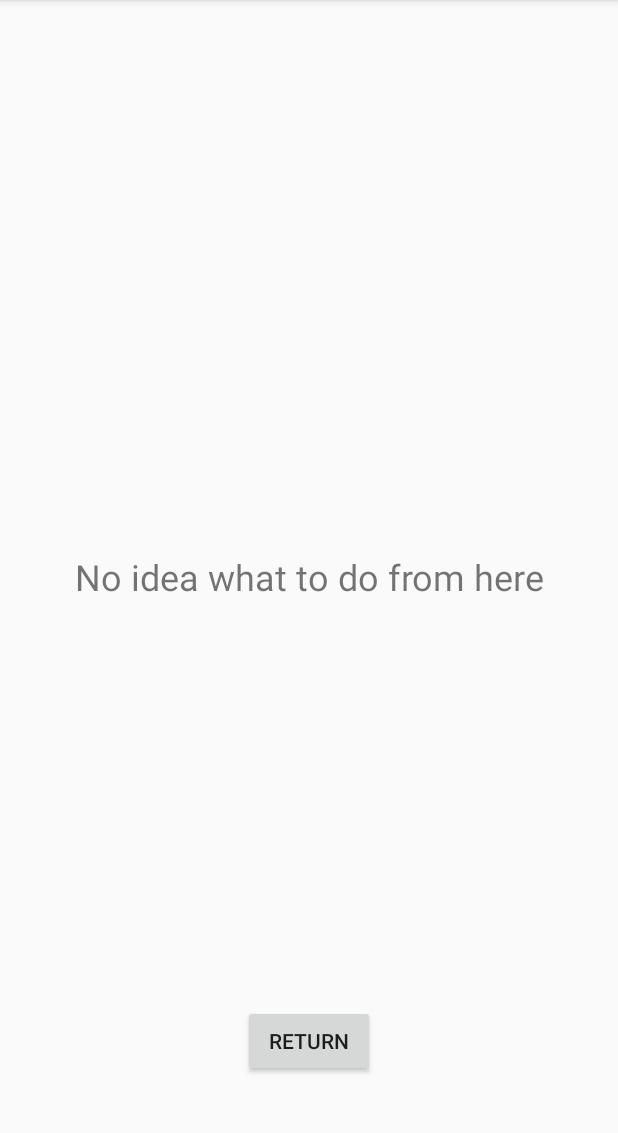
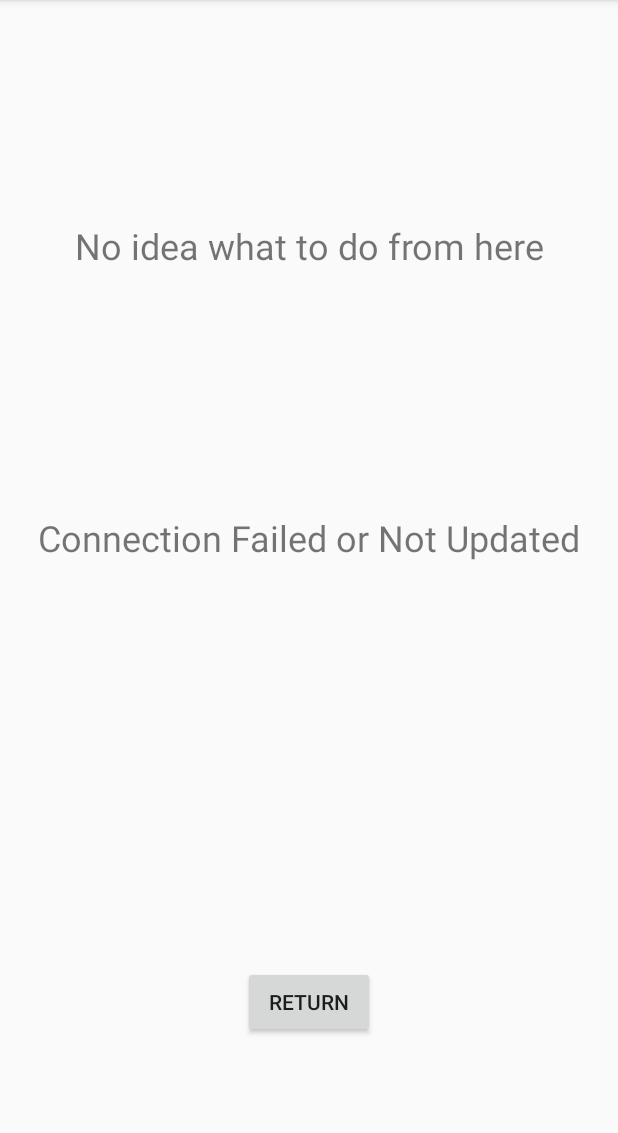
Before and after one commit to benvoliobenji/IntoTheAbyss, an Android app: the dungeonActivity screen opened directly, with no data from a screen before it, on a phone screen of 412 x 824 dp, the part 84-1217 px from its top. Run offline under Robolectric (Android 15) with nearby library versions, the phone set to English and light mode, and no system bars.

Commit message:
Began Networking Implementation
The only thing needed is the Server IP, and the ability to update a TextView to show connection.

```diff
--- a/Frontend/IntotheAbyss/app/src/main/java/com/example/intotheabyss/dungeonActivity.kt
+++ b/Frontend/IntotheAbyss/app/src/main/java/com/example/intotheabyss/dungeonActivity.kt
@@ -11,10 +11,11 @@ class dungeonActivity : AppCompatActivity() {
         super.onCreate(savedInstanceState)
         setContentView(R.layout.activity_dungeon)
 
-        val returnButton = findViewById(R.id.returnButton) as Button
+        val returnButton = findViewById<Button>(R.id.returnButton)
         returnButton.setOnClickListener {
             val intent = Intent(this, MainActivity::class.java)
                 startActivity(intent)
         }
+
     }
 }
--- /dev/null
+++ b/Frontend/IntotheAbyss/app/src/main/java/com/example/intotheabyss/networking/packets/ConnectionPacket.kt
@@ -0,0 +1,6 @@
+package com.example.intotheabyss.networking.packets
+
+class ConnectionPackage(str: String) {
+    var text: String = str
+
+}
--- a/Frontend/IntotheAbyss/app/src/main/res/layout/activity_dungeon.xml
+++ b/Frontend/IntotheAbyss/app/src/main/res/layout/activity_dungeon.xml
@@ -14,13 +14,22 @@
             android:id="@+id/confusionMessage"
             app:layout_constraintTop_toTopOf="parent"
             app:layout_constraintBottom_toBottomOf="parent" app:layout_constraintStart_toStartOf="parent"
-            app:layout_constraintHorizontal_bias="0.5" app:layout_constraintEnd_toEndOf="parent"
-            android:textSize="24sp"/>
+            app:layout_constraintEnd_toEndOf="parent"
+            android:textSize="24sp" app:layout_constraintVertical_bias="0.2"/>
     <Button
             android:text="Return"
             android:layout_width="wrap_content"
             android:layout_height="wrap_content"
             android:id="@+id/returnButton" app:layout_constraintStart_toStartOf="parent"
-            app:layout_constraintHorizontal_bias="0.5" app:layout_constraintEnd_toEndOf="parent"
-            app:layout_constraintBottom_toBottomOf="parent" android:layout_marginBottom="50dp"/>
+            app:layout_constraintHorizontal_bias="0.499" app:layout_constraintEnd_toEndOf="parent"
+            app:layout_constraintBottom_toBottomOf="parent" android:layout_marginBottom="76dp"/>
+    <TextView
+            android:text="@string/connection_status"
+            android:layout_width="wrap_content"
+            android:layout_height="wrap_content"
+            app:layout_constraintStart_toStartOf="parent" app:layout_constraintEnd_toEndOf="parent"
+            android:id="@+id/connectionText" android:textSize="24sp"
+            android:layout_marginTop="97dp" app:layout_constraintTop_toBottomOf="@+id/confusionMessage"
+            android:layout_marginBottom="106dp" app:layout_constraintBottom_toTopOf="@+id/returnButton"
+            tools:text="@string/connection_status" app:layout_constraintVertical_bias="0.285"/>
 </android.support.constraint.ConstraintLayout>
--- a/Frontend/IntotheAbyss/app/src/main/res/layout/activity_main.xml
+++ b/Frontend/IntotheAbyss/app/src/main/res/layout/activity_main.xml
@@ -19,8 +19,8 @@
             android:layout_width="186dp"
             android:layout_height="90dp"
             android:id="@+id/textView3" app:layout_constraintTop_toTopOf="parent"
-            android:layout_marginTop="180dp" app:layout_constraintStart_toEndOf="@+id/background"
-            app:layout_constraintHorizontal_bias="0.5" app:layout_constraintEnd_toStartOf="@+id/background"
+            android:layout_marginTop="60dp" app:layout_constraintStart_toEndOf="@+id/background"
+            app:layout_constraintEnd_toStartOf="@+id/background"
             android:visibility="visible"
             android:textSize="36sp" android:textColor="@android:color/darker_gray" android:textAlignment="center"
     />
--- a/Frontend/IntotheAbyss/app/src/main/res/values/strings.xml
+++ b/Frontend/IntotheAbyss/app/src/main/res/values/strings.xml
@@ -77,4 +77,5 @@
     <string name="pref_ringtone_silent">Silent</string>
 
     <string name="pref_title_vibrate">Vibrate</string>
+    <string name="connection_status">Connection Failed or Not Updated</string>
 </resources>
```
Also changed, not shown: Frontend/IntotheAbyss/app/src/main/java/com/example/intotheabyss/MainActivity.kt (+6 -2 lines), Frontend/IntotheAbyss/app/src/main/java/com/example/intotheabyss/activitywrapper/DisplayText.kt (added, +9 -0 lines), Frontend/IntotheAbyss/app/src/main/java/com/example/intotheabyss/networking/Network.kt (+35 -4 lines).
